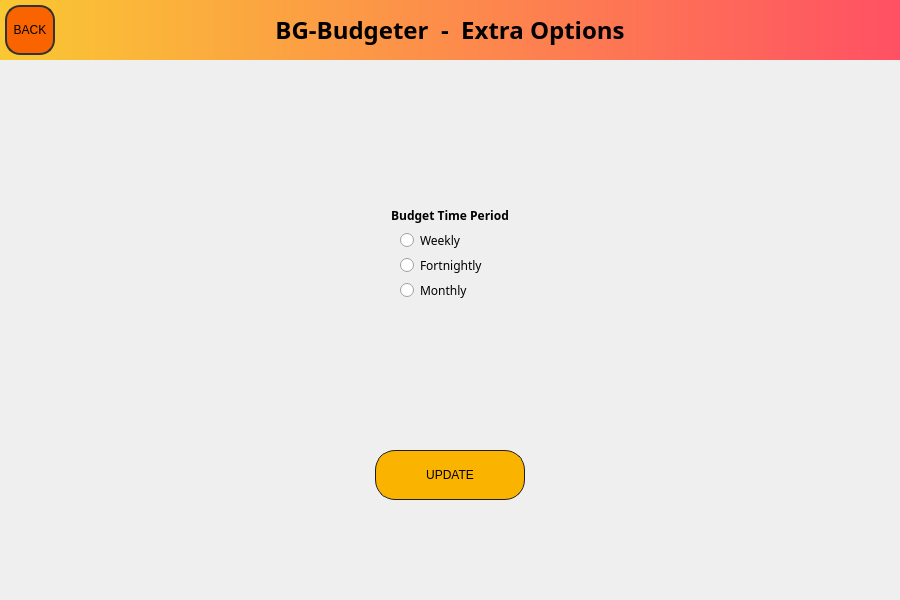
This is QtUiFiles/budgeter.ui in BenSGrant/BG-Budgeter as Qt 5 draws it before an edit. The edited form follows.
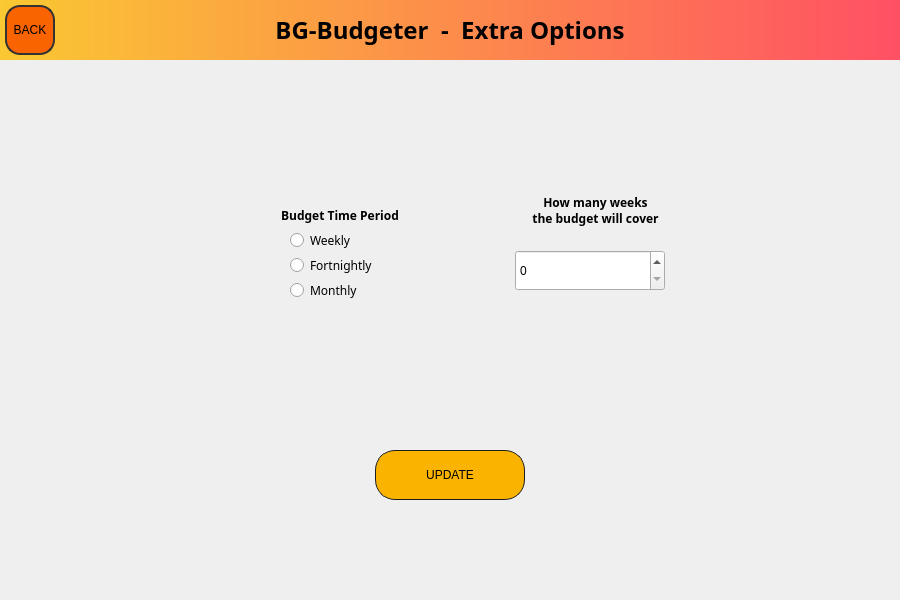
This is the edited form. The open tabs and pages were chosen to show the change.

Diff of the .ui file:
```diff
--- a/QtUiFiles/budgeter.ui
+++ b/QtUiFiles/budgeter.ui
@@ -673,7 +673,7 @@
     <widget class="QRadioButton" name="weeklyBudgetRadioButton">
      <property name="geometry">
       <rect>
-       <x>400</x>
+       <x>290</x>
        <y>230</y>
        <width>100</width>
        <height>20</height>
@@ -691,7 +691,7 @@
     <widget class="QRadioButton" name="fortnightlyBudgetRadioButton">
      <property name="geometry">
       <rect>
-       <x>400</x>
+       <x>290</x>
        <y>255</y>
        <width>100</width>
        <height>20</height>
@@ -709,7 +709,7 @@
     <widget class="QLabel" name="timePeriodOptionLbl">
      <property name="geometry">
       <rect>
-       <x>375</x>
+       <x>265</x>
        <y>200</y>
        <width>150</width>
        <height>30</height>
@@ -733,7 +733,7 @@
     <widget class="QRadioButton" name="monthlyBudgetRadioButton">
      <property name="geometry">
       <rect>
-       <x>400</x>
+       <x>290</x>
        <y>280</y>
        <width>100</width>
        <height>20</height>
@@ -782,6 +782,44 @@
       <string>UPDATE</string>
      </property>
     </widget>
+    <widget class="QSpinBox" name="budgetPeriodOccurencesSpinBox">
+     <property name="geometry">
+      <rect>
+       <x>515</x>
+       <y>250</y>
+       <width>150</width>
+       <height>41</height>
+      </rect>
+     </property>
+     <property name="maximum">
+      <number>52</number>
+     </property>
+    </widget>
+    <widget class="QLabel" name="timePeriodOptionLbl_2">
+     <property name="geometry">
+      <rect>
+       <x>500</x>
+       <y>190</y>
+       <width>191</width>
+       <height>41</height>
+      </rect>
+     </property>
+     <property name="font">
+      <font>
+       <family>Trebuchet MS</family>
+       <pointsize>9</pointsize>
+       <weight>75</weight>
+       <bold>true</bold>
+      </font>
+     </property>
+     <property name="text">
+      <string>How many weeks
+the budget will cover</string>
+     </property>
+     <property name="alignment">
+      <set>Qt::AlignCenter</set>
+     </property>
+    </widget>
    </widget>
    <widget class="QWidget" name="viewBudgetPage">
     <widget class="QLabel" name="viewBudgetPageTtl">
```
Left out of the diff: 2 changed lines with no effect on the pictures.
